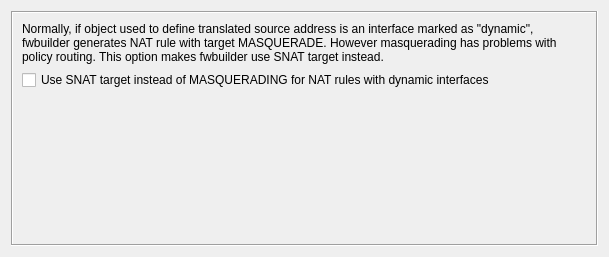
First picture: the form in src/gui/natruleoptionsdialog_q.ui, repository fwbuilder/fwbuilder, before the edit.
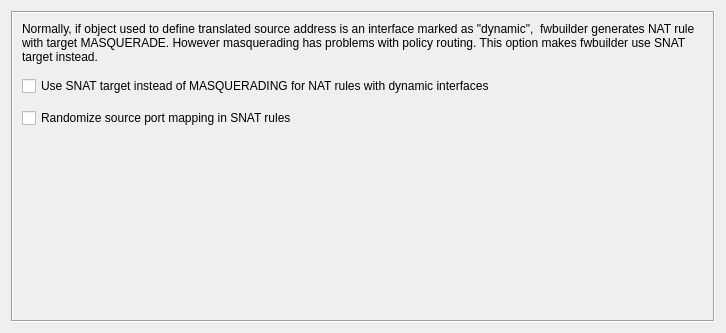
Second picture: the form after the edit.

Patch:
```diff
--- a/src/gui/natruleoptionsdialog_q.ui
+++ b/src/gui/natruleoptionsdialog_q.ui
@@ -1,13 +1,13 @@
 <?xml version="1.0" encoding="UTF-8"?>
 <ui version="4.0">
  <class>NATRuleOptionsDialog_q</class>
- <widget class="QWidget" name="NATRuleOptionsDialog_q">
-  <property name="geometry">
+ <widget class="QWidget" name="NATRuleOptionsDialog_q" >
+  <property name="geometry" >
    <rect>
     <x>0</x>
     <y>0</y>
-    <width>609</width>
-    <height>234</height>
+    <width>726</width>
+    <height>333</height>
    </rect>
   </property>
   <property name="windowTitle">
@@ -79,12 +79,15 @@
        </item>
       </layout>
      </widget>
-     <widget class="QWidget" name="iptNATRuleOptions">
-      <layout class="QGridLayout" name="gridLayout_2">
-       <item row="0" column="0">
-        <widget class="QLabel" name="label">
-         <property name="text">
-          <string>Normally, if object used to define translated source address is an interface marked as &quot;dynamic&quot;,  fwbuilder generates NAT rule with target MASQUERADE. However masquerading has problems with policy routing. This option makes fwbuilder use SNAT target instead.</string>
+     <widget class="QWidget" name="iptNATRuleOptions" >
+      <layout class="QGridLayout" name="gridLayout_2" >
+       <property name="spacing" >
+        <number>12</number>
+       </property>
+       <item row="0" column="0" >
+        <widget class="QLabel" name="label" >
+         <property name="text" >
+          <string>Normally, if object used to define translated source address is an interface marked as "dynamic",  fwbuilder generates NAT rule with target MASQUERADE. However masquerading has problems with policy routing. This option makes fwbuilder use SNAT target instead.</string>
          </property>
          <property name="wordWrap">
           <bool>true</bool>
@@ -98,9 +101,16 @@
          </property>
         </widget>
        </item>
-       <item row="2" column="0">
-        <spacer name="verticalSpacer">
-         <property name="orientation">
+       <item row="2" column="0" >
+        <widget class="QCheckBox" name="ipt_snat_random" >
+         <property name="text" >
+          <string>Randomize source port mapping in SNAT rules</string>
+         </property>
+        </widget>
+       </item>
+       <item row="3" column="0" >
+        <spacer name="verticalSpacer" >
+         <property name="orientation" >
           <enum>Qt::Vertical</enum>
          </property>
          <property name="sizeHint" stdset="0">
```
Left out of the diff: 205 changed lines with no effect on the pictures.
